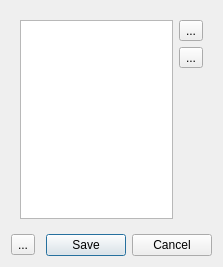
Before: the Qt Designer form ui/tags.ui in innerhippy/pydosh, drawn with Qt 5.
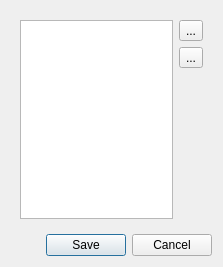
After: the same form once the commit is applied. Icons and pictures are not drawn.

Commit message: removed help browser

What changed in the file:
```diff
--- a/ui/tags.ui
+++ b/ui/tags.ui
@@ -58,17 +58,6 @@
      </layout>
     </widget>
    </item>
-   <item row="1" column="0">
-    <widget class="QToolButton" name="helpButton">
-     <property name="text">
-      <string>...</string>
-     </property>
-     <property name="icon">
-      <iconset resource="pydosh.qrc">
-       <normaloff>:/icons/help.png</normaloff>:/icons/help.png</iconset>
-     </property>
-    </widget>
-   </item>
    <item row="1" column="1">
     <widget class="QDialogButtonBox" name="buttonBox">
      <property name="orientation">
```
The commit also changes 7 other files.
